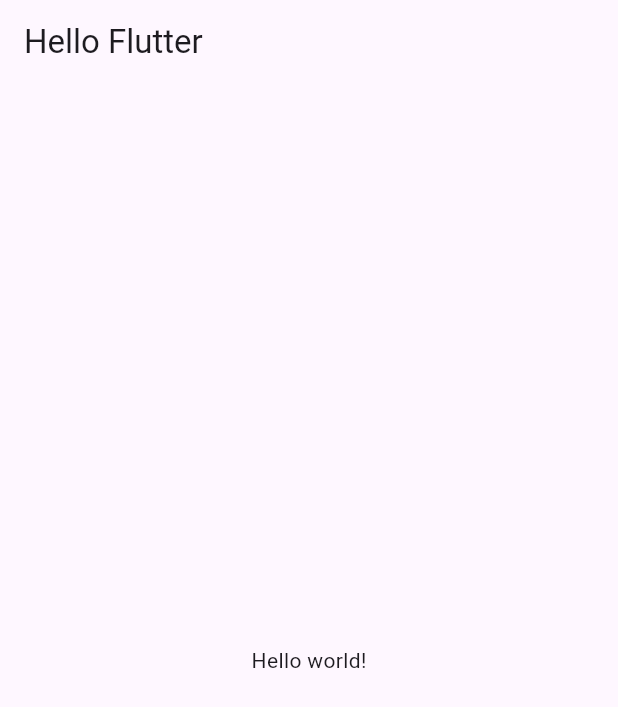
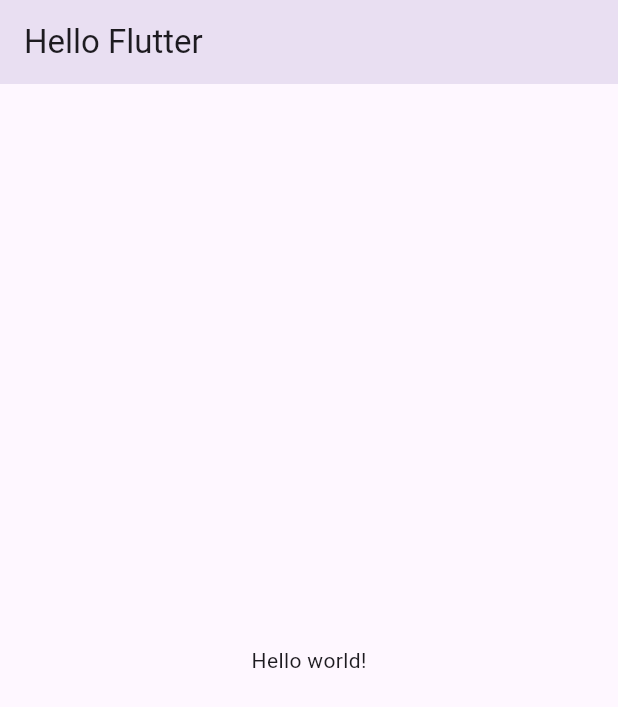
Before and after one commit to naringst/toonflix, a Flutter app: the screen it shows after launch, on a phone screen of 412 x 824 dp. Shown: the top 707 px of the screen. Run offline on Flutter 3.47's test engine with Material 3 defaults, Android fonts, the phone set to English and light mode, and no system bars.

Commit message:
feat: title 왼쪽 정렬 및 elevation 적용

```diff
--- a/lib/main.dart
+++ b/lib/main.dart
@@ -10,6 +10,8 @@ class App extends StatelessWidget {
     return MaterialApp(
       home: Scaffold(
         appBar: AppBar(
+          centerTitle: false,
+          elevation: 99,
           title: Text('Hello Flutter'),
         ),
         body: Center(
```
